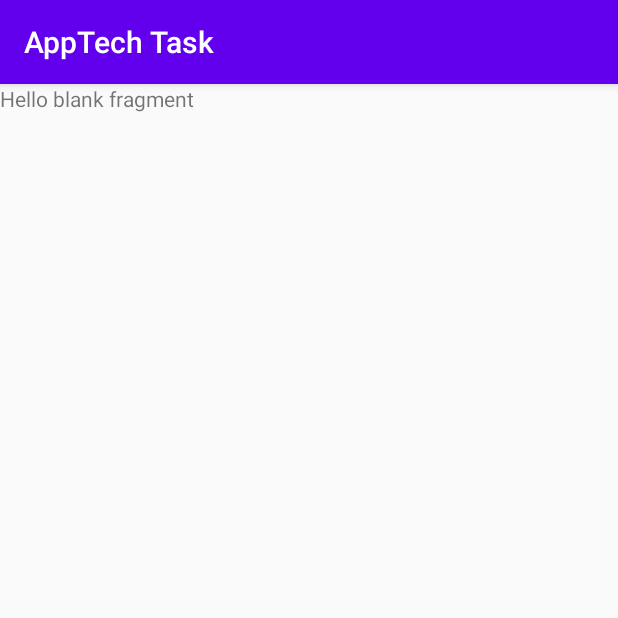
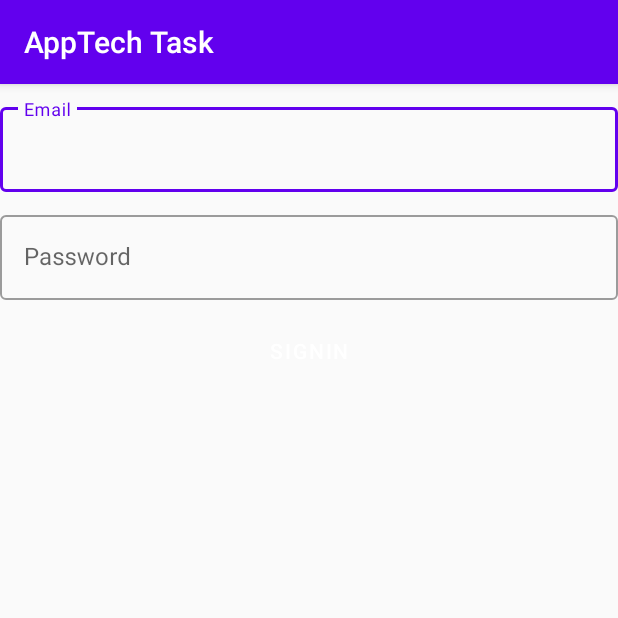
Before and after one commit to vikas67/apptech_task, an Android app: the screen it shows after launch (MainActivity), on a phone screen of 412 x 824 dp, the top half of it. Run offline under Robolectric (Android 15) with nearby library versions, the phone set to English and light mode, and no system bars.

Commit message:
start project

```diff
--- a/app/src/main/java/com/example/apptechtask/Fragment/DashboardFragment.java
+++ b/app/src/main/java/com/example/apptechtask/Fragment/DashboardFragment.java
@@ -1,6 +1,8 @@
 package com.example.apptechtask.Fragment;
 
 import android.os.Bundle;
+import android.support.annotation.NonNull;
+import android.support.annotation.Nullable;
 import android.support.v4.app.Fragment;
 import android.view.LayoutInflater;
 import android.view.View;
@@ -18,4 +20,9 @@ public class DashboardFragment extends Fragment {
         // Inflate the layout for this fragment
         return inflater.inflate(R.layout.fragment_dashboard, container, false);
     }
+
+    @Override
+    public void onViewCreated(View view, Bundle savedInstanceState) {
+        super.onViewCreated(view, savedInstanceState);
+    }
 }
--- a/app/src/main/java/com/example/apptechtask/Fragment/SigninFragment.java
+++ b/app/src/main/java/com/example/apptechtask/Fragment/SigninFragment.java
@@ -1,6 +1,8 @@
 package com.example.apptechtask.Fragment;
 
 import android.os.Bundle;
+import android.support.annotation.NonNull;
+import android.support.annotation.Nullable;
 import android.support.v4.app.Fragment;
 import android.view.LayoutInflater;
 import android.view.View;
@@ -17,4 +19,10 @@ public class SigninFragment extends Fragment {
         // Inflate the layout for this fragment
         return inflater.inflate(R.layout.fragment_signin, container, false);
     }
+
+    @Override
+    public void onViewCreated(View view, Bundle savedInstanceState) {
+        super.onViewCreated(view, savedInstanceState);
+
+    }
 }
--- a/app/src/main/java/com/example/apptechtask/Fragment/SignupFragment.java
+++ b/app/src/main/java/com/example/apptechtask/Fragment/SignupFragment.java
@@ -1,6 +1,8 @@
 package com.example.apptechtask.Fragment;
 
 import android.os.Bundle;
+import android.support.annotation.NonNull;
+import android.support.annotation.Nullable;
 import android.support.v4.app.Fragment;
 import android.view.LayoutInflater;
 import android.view.View;
@@ -17,4 +19,9 @@ public class SignupFragment extends Fragment {
         // Inflate the layout for this fragment
         return inflater.inflate(R.layout.fragment_signup, container, false);
     }
+
+    @Override
+    public void onViewCreated(View view, Bundle savedInstanceState) {
+        super.onViewCreated(view, savedInstanceState);
+    }
 }
--- a/app/src/main/java/com/example/apptechtask/Interface/SignInInterface.java
+++ b/app/src/main/java/com/example/apptechtask/Interface/SignInInterface.java
@@ -1,5 +1,26 @@
 package com.example.apptechtask.Interface;
+
+import retrofit2.Retrofit;
+import retrofit2.converter.gson.GsonConverterFactory;
+import retrofit2.http.POST;
 
 public class SignInInterface {
 
+    public static Signin_interface SignIN = null;
+
+    public static Signin_interface getSignIN() {
+        if (SignIN == null) {
+            Retrofit retrofit = new Retrofit.Builder()
+                    .baseUrl("")
+                    .addConverterFactory(GsonConverterFactory.create())
+                    .build();
+            return retrofit.create(Signin_interface.class);
+        }
+        return SignIN;
+    }
+
+    interface Signin_interface {
+
+    }
+
 }
--- a/app/src/main/java/com/example/apptechtask/Interface/SignupInterface.java
+++ b/app/src/main/java/com/example/apptechtask/Interface/SignupInterface.java
@@ -1,5 +1,31 @@
 package com.example.apptechtask.Interface;
 
+import retrofit2.Call;
+import retrofit2.Retrofit;
+import retrofit2.converter.gson.GsonConverterFactory;
+import retrofit2.http.Field;
+import retrofit2.http.FormUrlEncoded;
+import retrofit2.http.POST;
+
 public class SignupInterface {
+    public static final SignUp Signup = null;
 
+    public static SignUp getSignup() {
+        if (Signup == null) {
+            Retrofit retrofit = new Retrofit.Builder()
+                    .baseUrl("")
+                    .addConverterFactory(GsonConverterFactory.create())
+                    .build();
+            return retrofit.create(SignUp.class);
+        }
+        return Signup;
+    }
+
+    interface SignUp {
+//        @FormUrlEncoded
+//        @POST("a")
+//        Call<> getResponse(
+//                @Field("number") String number
+//        );
+    }
 }
--- a/app/src/main/java/com/example/apptechtask/MainActivity.java
+++ b/app/src/main/java/com/example/apptechtask/MainActivity.java
@@ -5,9 +5,12 @@ import android.os.Bundle;
 
 public class MainActivity extends AppCompatActivity {
 
+
     @Override
     protected void onCreate(Bundle savedInstanceState) {
         super.onCreate(savedInstanceState);
         setContentView(R.layout.activity_main);
+
+
     }
 }
--- a/app/src/main/res/layout/fragment_signin.xml
+++ b/app/src/main/res/layout/fragment_signin.xml
@@ -1,14 +1,87 @@
 <?xml version="1.0" encoding="utf-8"?>
-<FrameLayout xmlns:android="http://schemas.android.com/apk/res/android"
+<android.support.constraint.ConstraintLayout xmlns:android="http://schemas.android.com/apk/res/android"
+    xmlns:app="http://schemas.android.com/apk/res-auto"
     xmlns:tools="http://schemas.android.com/tools"
     android:layout_width="match_parent"
     android:layout_height="match_parent"
     tools:context=".Fragment.SigninFragment">
 
-    <!-- TODO: Update blank fragment layout -->
-    <TextView
-        android:layout_width="match_parent"
-        android:layout_height="match_parent"
-        android:text="@string/hello_blank_fragment" />
 
-</FrameLayout>
+    <android.support.design.widget.TextInputLayout
+        android:id="@+id/EmailTextInputLayout"
+        style="@style/Widget.MaterialComponents.TextInputLayout.OutlinedBox"
+        android:layout_width="0dp"
+        android:layout_height="wrap_content"
+        app:layout_constraintEnd_toEndOf="@+id/guideline_end"
+        app:layout_constraintLeft_toLeftOf="@+id/guideline_start"
+        app:layout_constraintRight_toRightOf="@+id/guideline_end"
+        app:layout_constraintStart_toStartOf="@+id/guideline_start"
+        app:layout_constraintTop_toTopOf="@+id/guideline_top">
+
+        <android.support.design.widget.TextInputEditText
+            android:layout_width="match_parent"
+            android:layout_height="wrap_content"
+            android:hint="Email" />
+    </android.support.design.widget.TextInputLayout>
+
+    <android.support.design.widget.TextInputLayout
+        android:id="@+id/PasswordTextInputLayout"
+        style="@style/Widget.MaterialComponents.TextInputLayout.OutlinedBox"
+        android:layout_width="0dp"
+        android:layout_height="wrap_content"
+        android:layout_marginTop="10dp"
+        app:layout_constraintEnd_toEndOf="@+id/guideline_end"
+        app:layout_constraintLeft_toLeftOf="@+id/guideline_start"
+        app:layout_constraintRight_toRightOf="@+id/guideline_end"
+        app:layout_constraintStart_toStartOf="@+id/guideline_start"
+        app:layout_constraintTop_toBottomOf="@+id/EmailTextInputLayout">
+
+        <android.support.design.widget.TextInputEditText
+            android:layout_width="match_parent"
+            android:layout_height="wrap_content"
+            android:hint="Password" />
+    </android.support.design.widget.TextInputLayout>
+
+    <Button
+        android:id="@+id/signinBtn"
+        style="@style/Widget.MaterialComponents.Button.UnelevatedButton"
+        android:layout_width="0dp"
+        android:layout_height="wrap_content"
+        android:layout_marginTop="10dp"
+        android:text="Signin"
+        app:layout_constraintEnd_toEndOf="@+id/guideline_end"
+        app:layout_constraintLeft_toLeftOf="@+id/guideline_start"
+        app:layout_constraintRight_toRightOf="@+id/guideline_end"
+        app:layout_constraintStart_toStartOf="@+id/guideline_start"
+        app:layout_constraintTop_toBottomOf="@+id/PasswordTextInputLayout" />
+
+
+    <android.support.constraint.Guideline
+        android:id="@+id/guideline_start"
+        android:layout_width="wrap_content"
+        android:layout_height="wrap_content"
+        android:orientation="vertical"
+        app:layout_constraintGuide_begin="0dp" />
+
+    <android.support.constraint.Guideline
+        android:id="@+id/guideline_end"
+        android:layout_width="wrap_content"
+        android:layout_height="wrap_content"
+        android:orientation="vertical"
+        app:layout_constraintGuide_end="0dp" />
+
+    <android.support.constraint.Guideline
+        android:id="@+id/guideline_top"
+        android:layout_width="wrap_content"
+        android:layout_height="wrap_content"
+        android:orientation="horizontal"
+        app:layout_constraintGuide_begin="10dp" />
+
+    <android.support.constraint.Guideline
+        android:id="@+id/guideline_bottom"
+        android:layout_width="wrap_content"
+        android:layout_height="wrap_content"
+        android:orientation="horizontal"
+        app:layout_constraintGuide_begin="29dp" />
+
+</android.support.constraint.ConstraintLayout>
```
